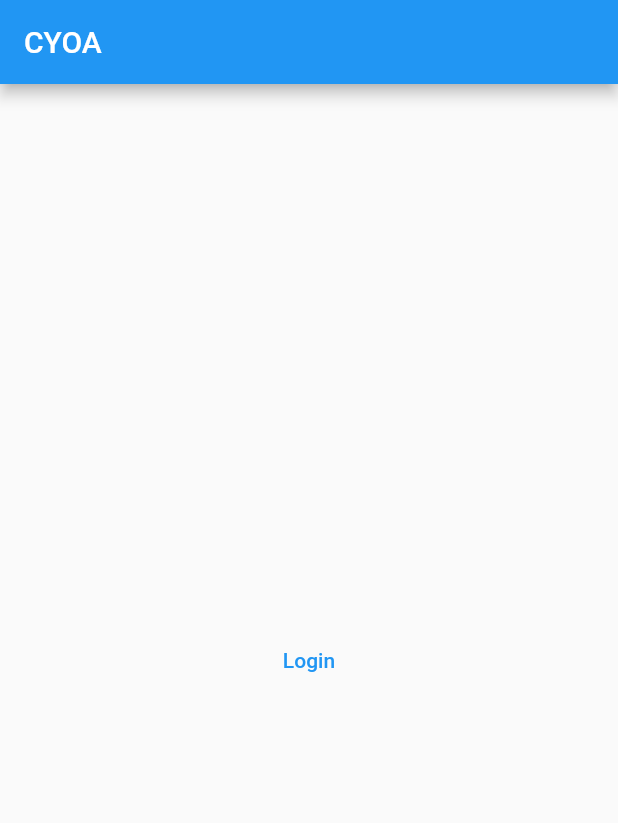
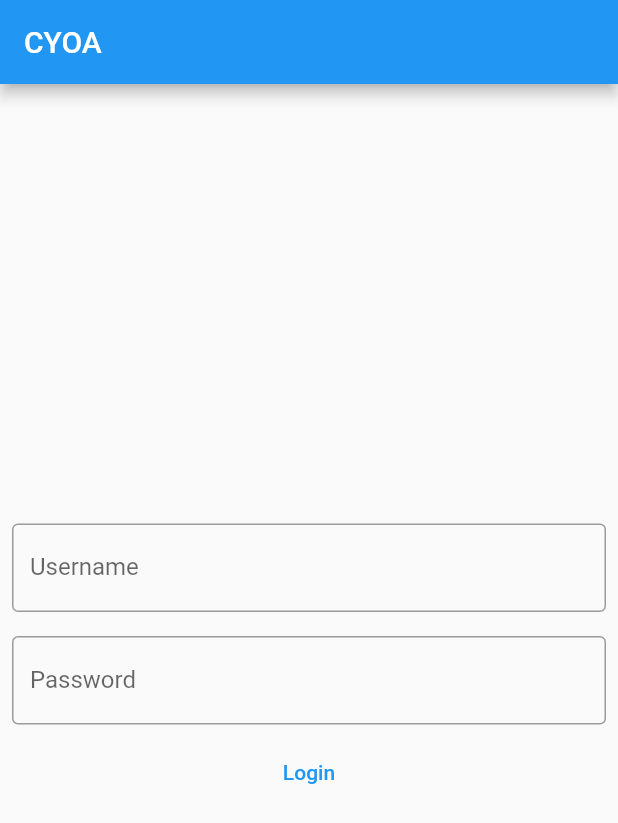
Before and after one commit to DavidBrynnHouse/CYOA, a Flutter app: the screen it shows after launch, on a phone screen of 412 x 824 dp. Shown: the top 823 px of the screen. Run offline on Flutter 3.47's test engine with Material 2 defaults, Android fonts, the phone set to English and light mode, and no system bars.

Commit message:
updated login page

```diff
--- a/lib/feed.dart
+++ b/lib/feed.dart
@@ -28,7 +28,9 @@ class _FeedPageState extends State<FeedPage> {
         ),
       ),
       floatingActionButton: FloatingActionButton(
-        onPressed: () {},
+        onPressed: () {
+          Navigator.pushNamed(context, '/post');
+        },
         child: Icon(
           Icons.add,
           size: 30,
--- a/lib/login.dart
+++ b/lib/login.dart
@@ -20,6 +20,25 @@ class _LoginPageState extends State<LoginPage> {
         child: Column(
           mainAxisAlignment: MainAxisAlignment.center,
           children: <Widget>[
+            Padding(
+              padding: const EdgeInsets.all(8.0),
+              child: TextField(
+                decoration: InputDecoration(
+                  border: OutlineInputBorder(),
+                  labelText: 'Username',
+                ),
+              ),
+            ),
+            Padding(
+              padding: const EdgeInsets.all(8.0),
+              child: TextField(
+                obscureText: true,
+                decoration: InputDecoration(
+                  border: OutlineInputBorder(),
+                  labelText: 'Password',
+                ),
+              ),
+            ),
             TextButton(
               onPressed: () {
                 print("logged in");
--- a/lib/post.dart
+++ b/lib/post.dart
@@ -19,7 +19,9 @@ class _PostPageState extends State<PostPage> {
       body: Center(
         child: Column(
           mainAxisAlignment: MainAxisAlignment.center,
-          children: <Widget>[],
+          children: <Widget>[
+            Text('This is where the new posts will be created'),
+          ],
         ),
       ),
     );
```
